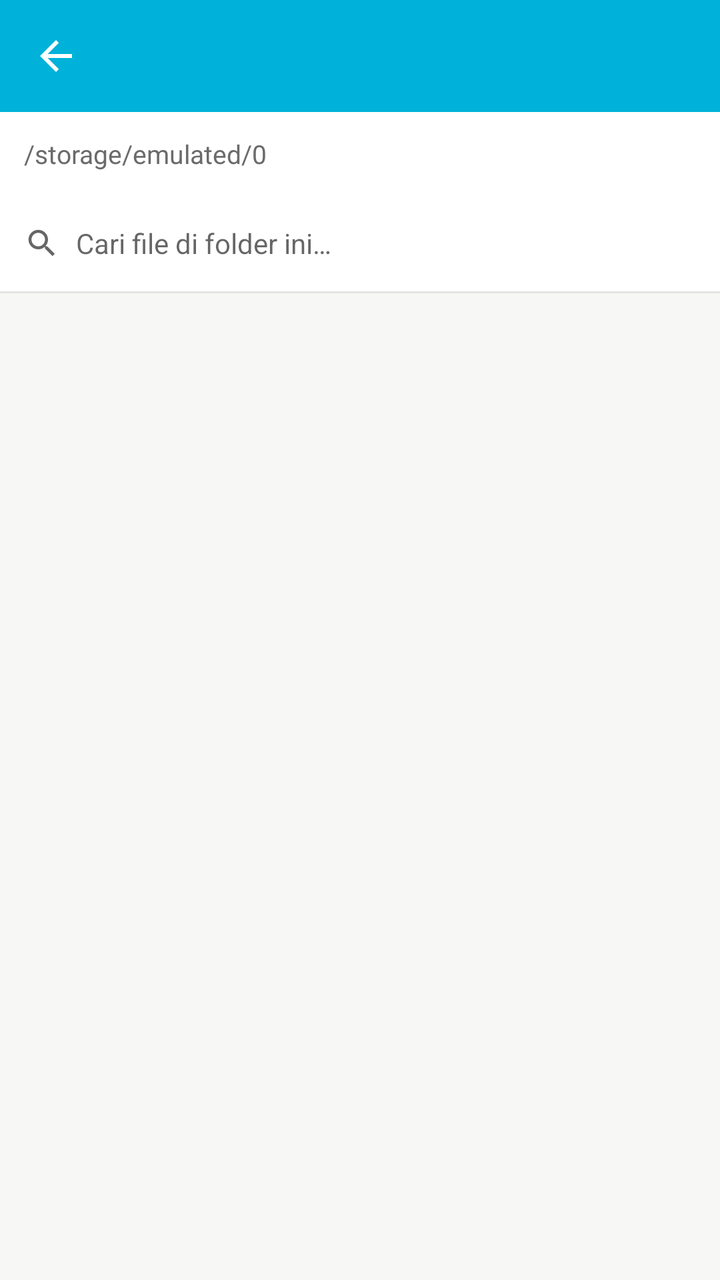
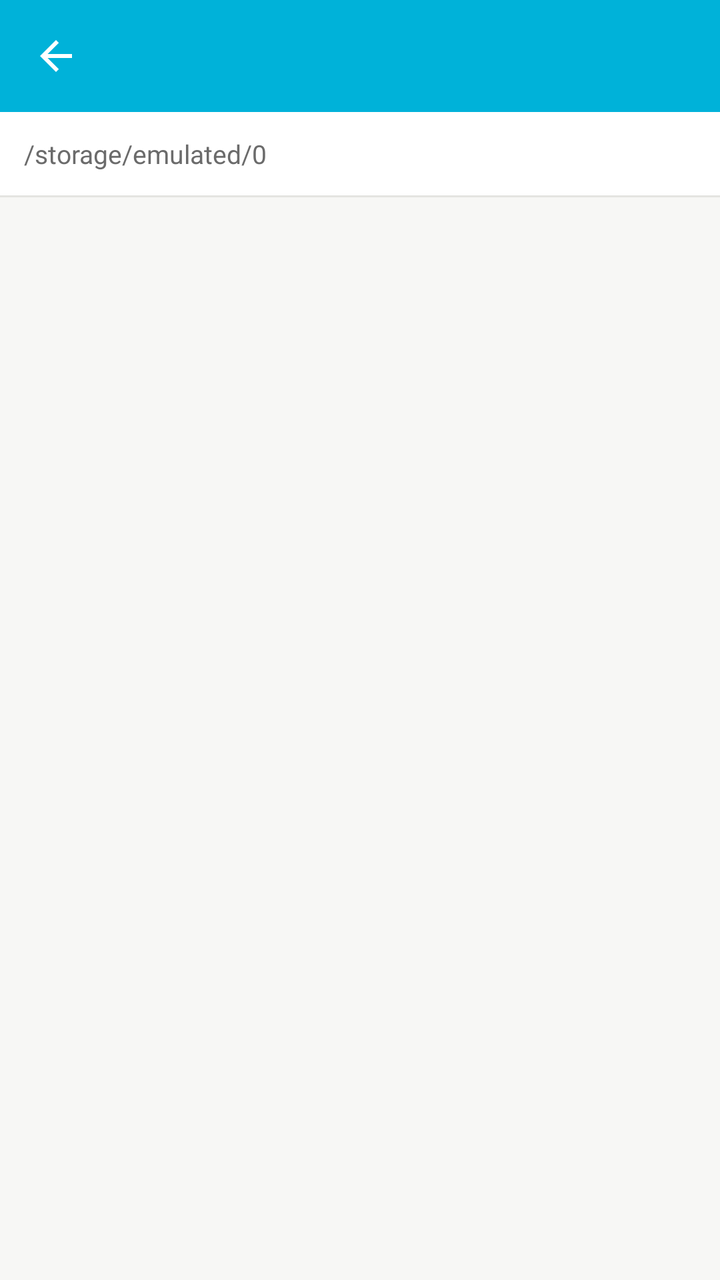

Before-and-after screenshots of an Android layout around one commit, followed by the original layout XML and the change that was made.
<!-- AndroidManifest.xml: application theme Theme.FileManager -->
<!-- res/layout/activity_main.xml -->
<?xml version="1.0" encoding="utf-8"?>
<LinearLayout xmlns:android="http://schemas.android.com/apk/res/android"
    xmlns:app="http://schemas.android.com/apk/res-auto"
    android:layout_width="match_parent"
    android:layout_height="match_parent"
    android:orientation="vertical"
    android:background="@color/background">

    <com.google.android.material.appbar.AppBarLayout
        android:layout_width="match_parent"
        android:layout_height="wrap_content"
        android:background="@color/primary"
        app:elevation="2dp">

        <androidx.appcompat.widget.Toolbar
            android:id="@+id/toolbar"
            android:layout_width="match_parent"
            android:layout_height="?attr/actionBarSize"
            app:titleTextColor="#FFFFFF"
            app:navigationIcon="@drawable/ic_back" />
    </com.google.android.material.appbar.AppBarLayout>

    <HorizontalScrollView
        android:layout_width="match_parent"
        android:layout_height="wrap_content"
        android:background="@color/surface"
        android:scrollbars="none">
        <TextView
            android:id="@+id/breadcrumb"
            android:layout_width="wrap_content"
            android:layout_height="wrap_content"
            android:padding="12dp"
            android:textSize="13sp"
            android:textColor="@color/text_secondary"
            android:text="/storage/emulated/0" />
    </HorizontalScrollView>

    <LinearLayout
        android:layout_width="match_parent"
        android:layout_height="48dp"
        android:orientation="horizontal"
        android:background="@color/surface"
        android:paddingStart="12dp"
        android:paddingEnd="12dp"
        android:gravity="center_vertical">

        <ImageView
            android:layout_width="18dp"
            android:layout_height="18dp"
            android:src="@drawable/ic_search"
            android:contentDescription="@null" />

        <EditText
            android:id="@+id/searchBox"
            android:layout_width="0dp"
            android:layout_height="wrap_content"
            android:layout_weight="1"
            android:layout_marginStart="8dp"
            android:background="@null"
            android:hint="@string/hint_search"
            android:textSize="14sp"
            android:singleLine="true"
            android:inputType="text" />
    </LinearLayout>

    <View
        android:layout_width="match_parent"
        android:layout_height="1dp"
        android:background="@color/divider" />

    <ProgressBar
        android:id="@+id/progressBar"
        style="?android:attr/progressBarStyleHorizontal"
        android:layout_width="match_parent"
        android:layout_height="wrap_content"
        android:indeterminate="true"
        android:visibility="gone" />

    <androidx.recyclerview.widget.RecyclerView
        android:id="@+id/recyclerView"
        android:layout_width="match_parent"
        android:layout_height="0dp"
        android:layout_weight="1"
        android:clipToPadding="false"
        android:paddingBottom="8dp" />

    <LinearLayout
        android:id="@+id/pasteBar"
        android:layout_width="match_parent"
        android:layout_height="48dp"
        android:orientation="horizontal"
        android:background="@color/accent"
        android:gravity="center_vertical"
        android:paddingStart="16dp"
        android:paddingEnd="16dp"
        android:visibility="gone">

        <TextView
            android:id="@+id/pasteInfo"
            android:layout_width="0dp"
            android:layout_height="wrap_content"
            android:layout_weight="1"
            android:textColor="#1B1B1B"
            android:textSize="13sp"
            android:text="2 item siap ditempel" />

        <TextView
            android:id="@+id/btnPasteHere"
            android:layout_width="wrap_content"
            android:layout_height="wrap_content"
            android:text="TEMPEL DI SINI"
            android:textStyle="bold"
            android:textSize="13sp"
            android:padding="8dp" />

        <TextView
            android:id="@+id/btnCancelPaste"
            android:layout_width="wrap_content"
            android:layout_height="wrap_content"
            android:text="BATAL"
            android:textSize="13sp"
            android:padding="8dp"
            android:layout_marginStart="8dp" />
    </LinearLayout>

    <LinearLayout
        android:id="@+id/selectionBar"
        android:layout_width="match_parent"
        android:layout_height="56dp"
        android:orientation="horizontal"
        android:background="@color/surface"
        android:elevation="4dp"
        android:visibility="gone"
        android:weightSum="5">

        <TextView
            android:id="@+id/btnRenameBatch"
            style="@style/ActionBarButton"
            android:text="@string/action_rename_batch" />

        <TextView
            android:id="@+id/btnCopy"
            style="@style/ActionBarButton"
            android:text="@string/action_copy" />

        <TextView
            android:id="@+id/btnMove"
            style="@style/ActionBarButton"
            android:text="@string/action_move" />

        <TextView
            android:id="@+id/btnZip"
            style="@style/ActionBarButton"
            android:text="@string/action_zip" />

        <TextView
            android:id="@+id/btnDelete"
            style="@style/ActionBarButton"
            android:text="@string/action_delete" />
    </LinearLayout>
</LinearLayout>
<!-- resources referenced by this layout -->
<resources>
  <color name="accent">#D97800</color>
  <color name="background">#F7F7F5</color>
  <color name="divider">#E4E4E1</color>
  <color name="primary">#00B2D9</color>
  <color name="surface">#FFFFFF</color>
  <color name="text_secondary">#6B6B6B</color>
  <!-- drawable ic_back (drawable) -->
  <vector xmlns:android="http://schemas.android.com/apk/res/android"
      android:width="24dp" android:height="24dp"
      android:viewportWidth="24" android:viewportHeight="24"
      android:tint="#FFFFFFFF">
      <path android:fillColor="#FF000000"
          android:pathData="M20,11H7.83l5.59,-5.59L12,4l-8,8 8,8 1.41,-1.41L7.83,13H20v-2z"/>
  </vector>
  <!-- drawable ic_search (drawable) -->
  <vector xmlns:android="http://schemas.android.com/apk/res/android"
      android:width="24dp" android:height="24dp"
      android:viewportWidth="24" android:viewportHeight="24"
      android:tint="?attr/colorControlNormal">
      <path android:fillColor="#FF000000"
          android:pathData="M15.5,14h-0.79l-0.28,-0.27C15.41,12.59 16,11.11 16,9.5 16,5.91 13.09,3 9.5,3S3,5.91 3,9.5 5.91,16 9.5,16c1.61,0 3.09,-0.59 4.23,-1.57l0.27,0.28v0.79l5,4.99L20.49,19l-4.99,-5zM9.5,14C7.01,14 5,11.99 5,9.5S7.01,5 9.5,5 14,7.01 14,9.5 11.99,14 9.5,14z"/>
  </vector>
  <string name="action_copy">Salin</string>
  <string name="action_delete">Hapus</string>
  <string name="action_move">Pindah</string>
  <string name="action_rename_batch">Rename Batch</string>
  <string name="action_zip">Kompres ZIP</string>
  <string name="hint_search">Cari file di folder ini…</string>
  <style name="ActionBarButton">
          <item name="android:layout_width">0dp</item>
          <item name="android:layout_height">match_parent</item>
          <item name="android:layout_weight">1</item>
          <item name="android:gravity">center</item>
          <item name="android:textSize">11sp</item>
          <item name="android:textColor">@color/primary_dark</item>
          <item name="android:clickable">true</item>
          <item name="android:focusable">true</item>
          <item name="android:background">?attr/selectableItemBackground</item>
      </style>
  <style name="Theme.FileManager" parent="Theme.MaterialComponents.DayNight.NoActionBar">
          <item name="colorPrimary">@color/primary</item>
          <item name="colorPrimaryDark">@color/primary_dark</item>
          <item name="colorAccent">@color/accent</item>
          <item name="android:windowBackground">@color/background</item>
          <item name="android:statusBarColor" tools:targetApi="21">@color/primary_dark</item>
      </style>
  <color name="primary_dark">#00829F</color>
</resources>

<!-- the commit's change to res/layout/activity_main.xml (unified diff, before → after) -->
@@ -36,13 +36,15 @@
     </HorizontalScrollView>
 
     <LinearLayout
+        android:id="@+id/searchRow"
         android:layout_width="match_parent"
         android:layout_height="48dp"
         android:orientation="horizontal"
         android:background="@color/surface"
         android:paddingStart="12dp"
         android:paddingEnd="12dp"
-        android:gravity="center_vertical">
+        android:gravity="center_vertical"
+        android:visibility="gone">
 
         <ImageView
             android:layout_width="18dp"
